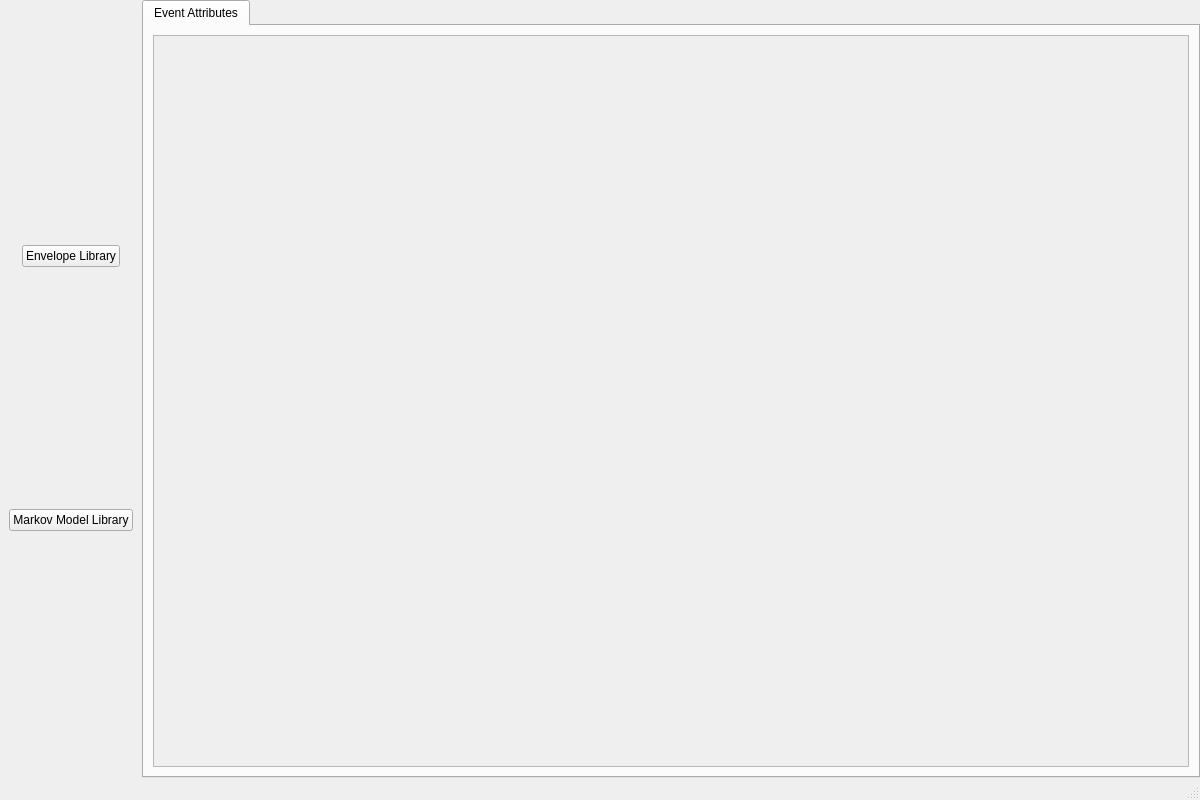
This is LASSIE/src/ui/mainwindow.ui in passyur/DISSCO-2.2.0 as Qt 5 draws it before an edit. The edited form follows.
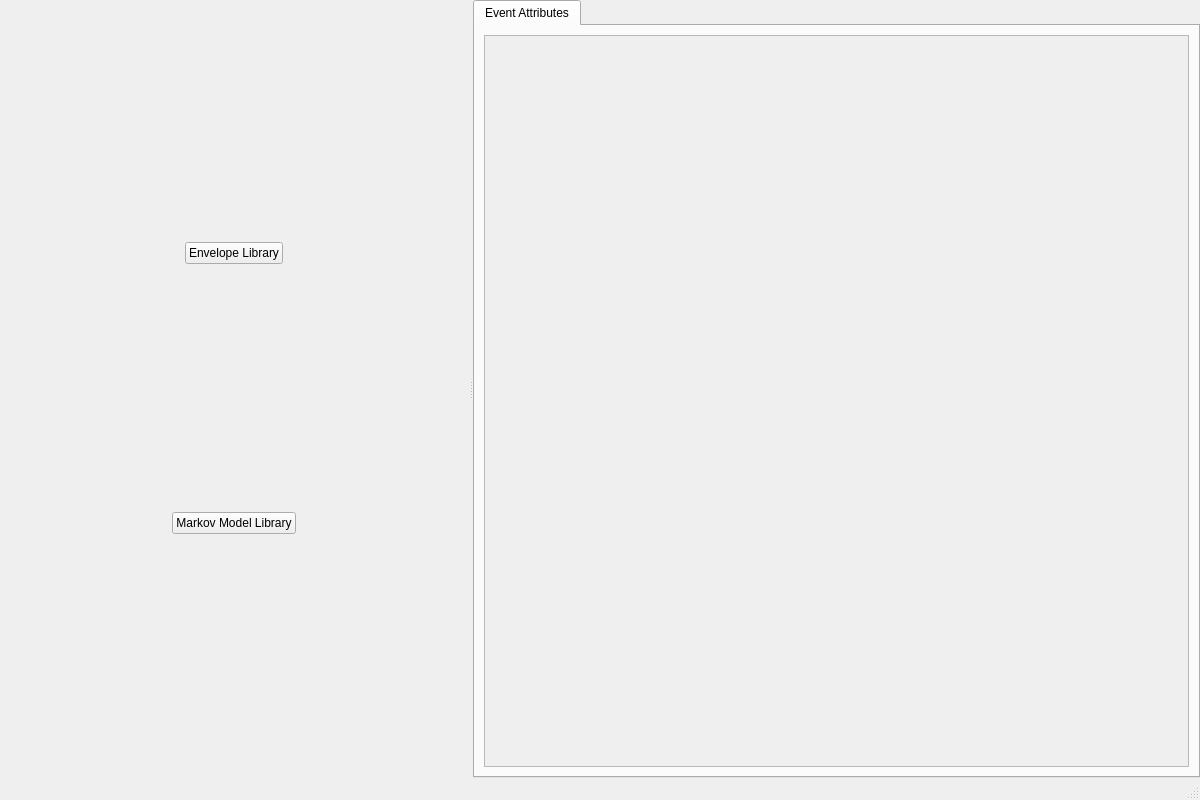
This is the edited form.

Commit message:
layout: replace fixed widths with splitter between palette and event attributes
Replace the static side-by-side layout with a QSplitter so the user can
manually resize the palette pane. EventAttributesView and its stacked
pages now use Expanding size policy so they scale with the window, while
the palette pane has stretch factor 0 to stay fixed on window resize.

```diff
--- a/LASSIE/src/ui/mainwindow.ui
+++ b/LASSIE/src/ui/mainwindow.ui
@@ -32,11 +32,14 @@
     </property>
 
     <item>
+     <widget class="QSplitter" name="splitter">
+      <property name="orientation">
+       <enum>Qt::Horizontal</enum>
+      </property>
         <widget class="QWidget" name="paletteWidget">
             <property name="minimumWidth"><number>250</number></property>
-            <property name="maximumWidth"><number>250</number></property>
+       <attribute name="Splitter.stretchFactor" stdset="0"><number>0</number></attribute>
             <layout class="QVBoxLayout" name="paletteLayout">
-
                 <item alignment="Qt::AlignHCenter">
                 <widget class="QPushButton" name="envButton">
                     <property name="minimumWidth"><number>200</number></property>
@@ -57,15 +60,12 @@
                 </item>
             </layout>
         </widget>
-    </item>
-
-    <item>
      <widget class="QTabWidget" name="tabWidget">
       <property name="currentIndex">
        <number>0</number>
       </property>
        <property name="minimumWidth"><number>680</number></property>
-        <property name="maximumWidth"><number>680</number></property>
+       <attribute name="Splitter.stretchFactor" stdset="0"><number>1</number></attribute>
       <widget class="QWidget" name="attributesTab">
        <attribute name="title">
         <string>Event Attributes</string>
@@ -76,6 +76,7 @@
                 </widget>
             </item>
        </layout>
+       </widget>
       </widget>
      </widget>
     </item>
```
Lines whose indentation alone changed are shown as unchanged. The commit also changes 2 other files.
